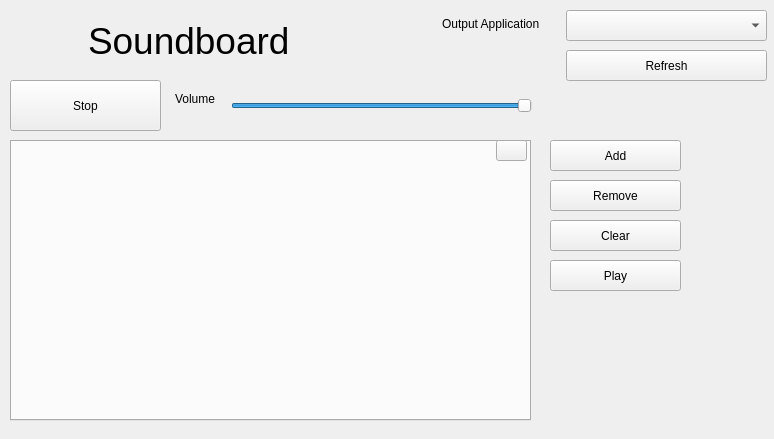
Old version of the form mainwindow.ui in the repository Soundux/Soundux.
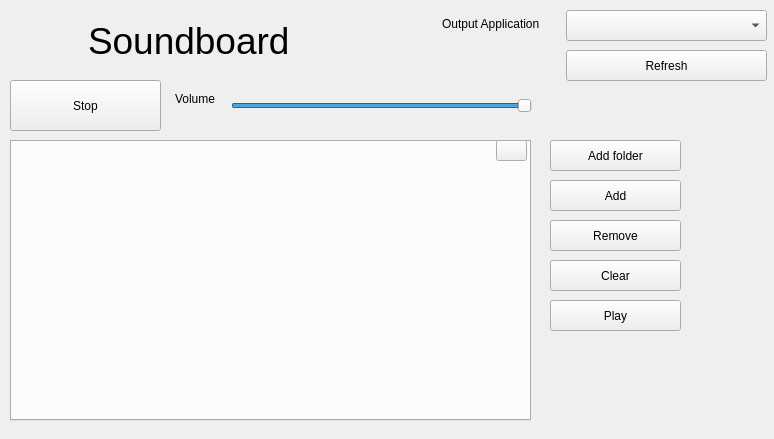
New version of the form. Icons and pictures are not drawn.

Commit message: added feature to add a folder as tab

```diff
--- a/mainwindow.ui
+++ b/mainwindow.ui
@@ -100,7 +100,7 @@
     <property name="geometry">
      <rect>
       <x>550</x>
-      <y>140</y>
+      <y>180</y>
       <width>131</width>
       <height>31</height>
      </rect>
@@ -117,7 +117,7 @@
     <property name="geometry">
      <rect>
       <x>550</x>
-      <y>180</y>
+      <y>220</y>
       <width>131</width>
       <height>31</height>
      </rect>
@@ -134,7 +134,7 @@
     <property name="geometry">
      <rect>
       <x>550</x>
-      <y>220</y>
+      <y>260</y>
       <width>131</width>
       <height>31</height>
      </rect>
@@ -173,7 +173,7 @@
     <property name="geometry">
      <rect>
       <x>550</x>
-      <y>260</y>
+      <y>300</y>
       <width>131</width>
       <height>31</height>
      </rect>
@@ -248,6 +248,22 @@
       <normaloff>.</normaloff>.</iconset>
     </property>
    </widget>
+   <widget class="QPushButton" name="addFolderButton">
+    <property name="geometry">
+     <rect>
+      <x>550</x>
+      <y>140</y>
+      <width>131</width>
+      <height>31</height>
+     </rect>
+    </property>
+    <property name="text">
+     <string>Add folder</string>
+    </property>
+    <property name="icon">
+     <iconset theme="folder"/>
+    </property>
+   </widget>
   </widget>
   <action name="actionExit">
    <property name="text">
```
Left out of the diff: 8 changed lines with no effect on the pictures. The commit also changes 3 other files.
